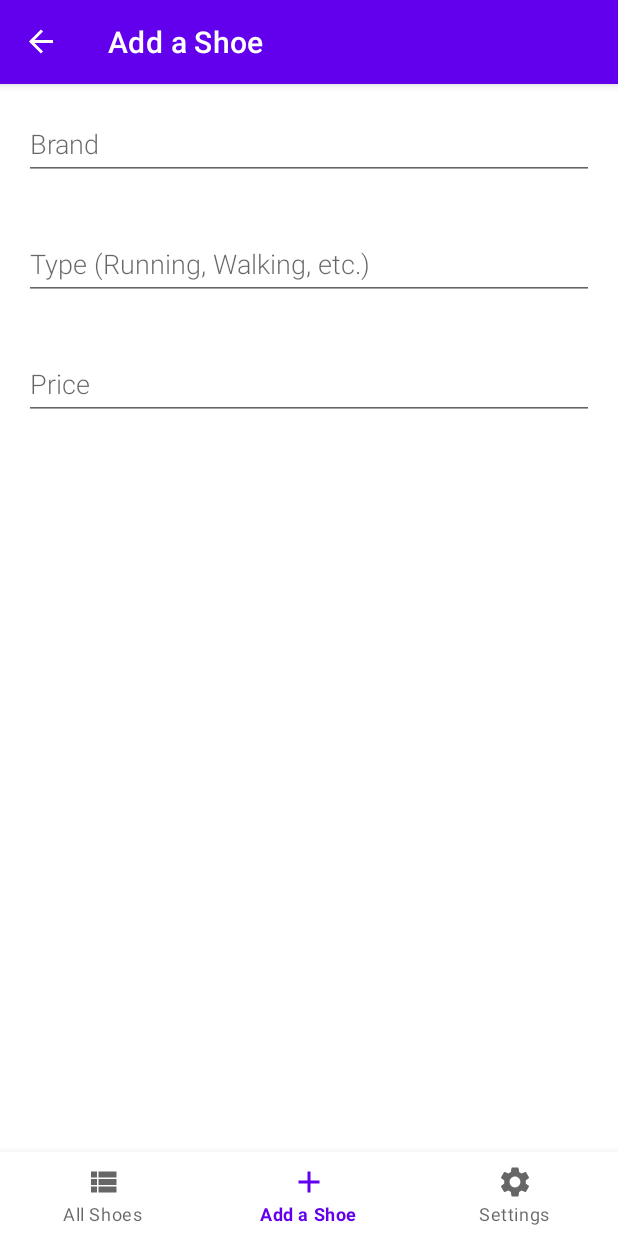
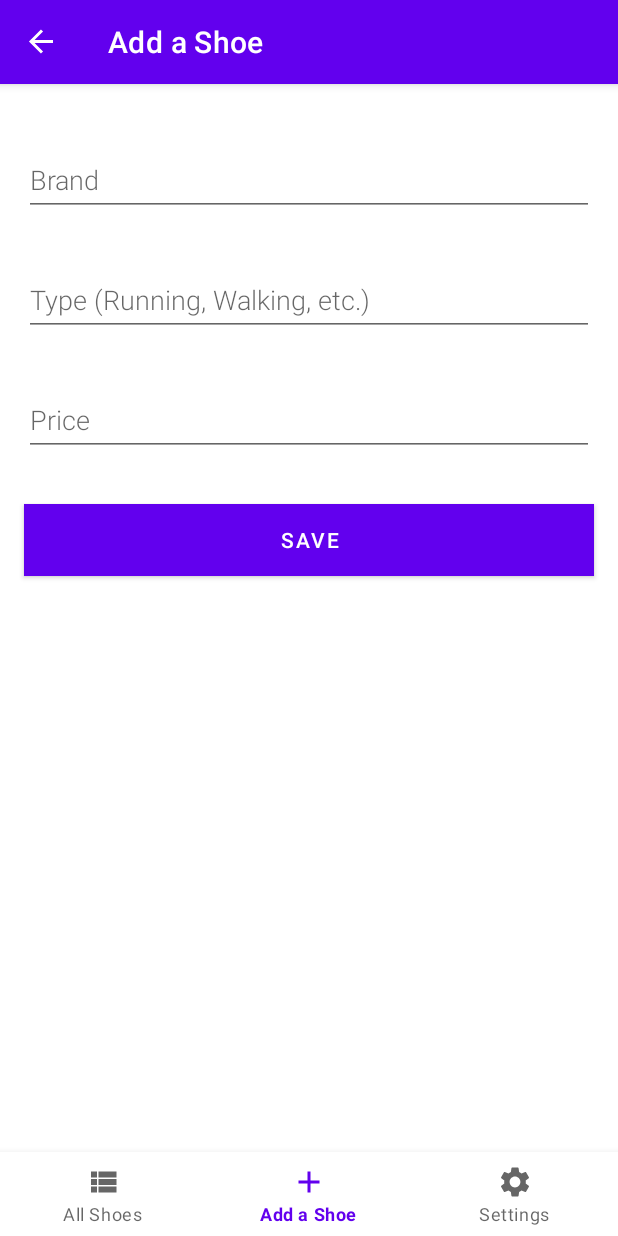
Before and after one commit to albenchris/shoe-inventory, an Android app: the screen it shows after launch (MainActivity), item 2 of the bottom bar chosen, on a phone screen of 412 x 824 dp. Run offline under Robolectric (Android 15) with nearby library versions, the phone set to English and light mode, and no system bars; our stand-ins replace Room's generated code, navigation-ui.

Commit message:
added button to add_shoe_fragment

```diff
--- a/app/src/main/java/com/example/shoeinventorymanagement/ui/shoes/add/AddShoeFragment.kt
+++ b/app/src/main/java/com/example/shoeinventorymanagement/ui/shoes/add/AddShoeFragment.kt
@@ -6,9 +6,14 @@ import androidx.fragment.app.Fragment
 import android.view.LayoutInflater
 import android.view.View
 import android.view.ViewGroup
+import android.widget.EditText
 import com.example.shoeinventorymanagement.R
 
 class AddShoeFragment : Fragment() {
+
+    private lateinit var addBrandView : EditText
+    private lateinit var addTypeView : EditText
+    private lateinit var addPriceView : EditText
 
     companion object {
         fun newInstance() = AddShoeFragment()
@@ -20,13 +25,19 @@ class AddShoeFragment : Fragment() {
         inflater: LayoutInflater, container: ViewGroup?,
         savedInstanceState: Bundle?
     ): View? {
-        return inflater.inflate(R.layout.add_shoe_fragment, container, false)
+        var view : View = inflater.inflate(R.layout.add_shoe_fragment, container, false)
+
+        addBrandView = view.findViewById(R.id.add_brand)
+        addTypeView = view.findViewById(R.id.add_type)
+        addPriceView = view.findViewById(R.id.add_price)
+
+        return view
     }
 
     override fun onActivityCreated(savedInstanceState: Bundle?) {
         super.onActivityCreated(savedInstanceState)
-        viewModel = ViewModelProvider(this).get(AddShoeViewModel::class.java)
-        // TODO: Use the ViewModel
+//        viewModel = ViewModelProvider(this).get(AddShoeViewModel::class.java)
+//        // TODO: Use the ViewModel
     }
 
 }
--- a/app/src/main/res/layout/add_shoe_fragment.xml
+++ b/app/src/main/res/layout/add_shoe_fragment.xml
@@ -8,10 +8,12 @@
     <LinearLayout
         android:orientation="vertical"
         android:layout_width="match_parent"
-        android:layout_height="match_parent">
+        android:layout_height="match_parent"
+        android:paddingTop="24dp"
+        >
 
     <EditText
-        android:id="@+id/edit_brand"
+        android:id="@+id/add_brand"
         android:layout_width="match_parent"
         android:layout_height="wrap_content"
         android:minHeight="48dp"
@@ -23,7 +25,7 @@
         />
 
     <EditText
-        android:id="@+id/edit_type"
+        android:id="@+id/add_type"
         android:layout_width="match_parent"
         android:layout_height="wrap_content"
         android:minHeight="48dp"
@@ -35,7 +37,7 @@
         />
 
     <EditText
-        android:id="@+id/edit_price"
+        android:id="@+id/add_price"
         android:layout_width="match_parent"
         android:layout_height="wrap_content"
         android:minHeight="48dp"
@@ -46,6 +48,17 @@
         android:textSize="18sp"
         />
 
+        <Button
+            android:id="@+id/button_save"
+            android:layout_width="match_parent"
+            android:layout_height="wrap_content"
+            android:background="@color/purple_500"
+            android:text="Save"
+            android:layout_margin="16dp"
+            android:textColor="@color/white"
+            />
+
+
     </LinearLayout>
 
 
```
